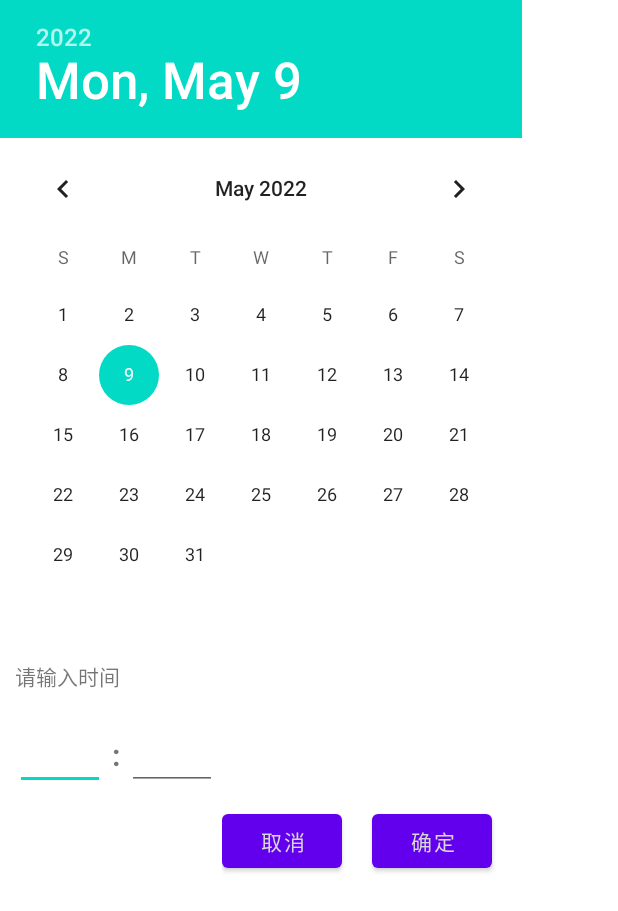
After one commit to NTH19/AndroidCashBook, an Android app: the layout dialog_time.xml on its own in the app's theme, with its tools: preview values and no code run, on a phone screen of 412 x 824 dp. The commit adds this screen. Shown: the top 911 px of the screen. Run offline under Robolectric (Android 15) with nearby library versions, the phone set to English and light mode, and no system bars.

Commit message:
add time layout and dialog

```diff
--- /dev/null
+++ b/app/src/main/java/com/example/cashbook/utils/SelectTimeDialog.kt
@@ -0,0 +1,4 @@
+package com.example.cashbook.utils
+
+class SelectTimeDialog {
+}
--- /dev/null
+++ b/app/src/main/res/layout/dialog_time.xml
@@ -0,0 +1,62 @@
+<?xml version="1.0" encoding="utf-8"?>
+<LinearLayout xmlns:android="http://schemas.android.com/apk/res/android"
+    android:orientation="vertical" android:layout_width="wrap_content"
+    android:layout_height="wrap_content"
+    android:background="@color/white">
+    <DatePicker
+        android:id="@+id/dialog_time_dp"
+        android:layout_width="wrap_content"
+        android:layout_height="wrap_content"/>
+
+    <TextView
+        android:layout_width="wrap_content"
+        android:layout_height="wrap_content"
+        android:text="@string/please_input_time"
+        android:padding="10dp"/>
+    <LinearLayout
+        android:layout_width="wrap_content"
+        android:layout_height="wrap_content"
+        android:orientation="horizontal"
+        android:padding="10dp">
+        <EditText
+            android:id="@+id/dialog_time_et_hour"
+            android:layout_width="60dp"
+            android:layout_height="wrap_content"
+            android:inputType="number"
+            android:maxLength="2"/>
+        <TextView
+            android:layout_width="wrap_content"
+            android:layout_height="wrap_content"
+            android:text=" : "
+            android:textSize="20dp"
+            android:textStyle="bold"/>
+        <EditText
+            android:id="@+id/dialog_time_et_minute"
+            android:layout_width="60dp"
+            android:layout_height="wrap_content"
+            android:inputType="number"
+            android:maxLength="2"/>
+    </LinearLayout>
+    <LinearLayout
+        android:layout_width="wrap_content"
+        android:layout_height="wrap_content"
+        android:layout_gravity="right"
+        android:orientation="horizontal">
+        <Button
+            android:id="@+id/dialog_time_btn_cancel"
+            android:layout_width="80dp"
+            android:layout_height="wrap_content"
+            android:text="@string/cancel"
+            android:textColor="@color/green_006400"
+            android:background="@null"
+            android:layout_marginRight="20dp"/>
+        <Button
+            android:id="@+id/dialog_time_btn_ensure"
+            android:layout_width="80dp"
+            android:layout_height="wrap_content"
+            android:text="@string/ensure"
+            android:textColor="@color/green_006400"
+            android:background="@null"
+            android:layout_marginRight="20dp"/>
+    </LinearLayout>
+</LinearLayout>
--- a/app/src/main/res/values/strings.xml
+++ b/app/src/main/res/values/strings.xml
@@ -9,4 +9,5 @@
     <string name="cancel">取消</string>
     <string name="ensure">确定</string>
     <string name="add_remark">添加备注</string>
+    <string name="please_input_time">请输入时间</string>
 </resources>
```
Also changed, not shown: app/src/main/res/layout/dialog_calendar.xml (added, +28 -0 lines).
